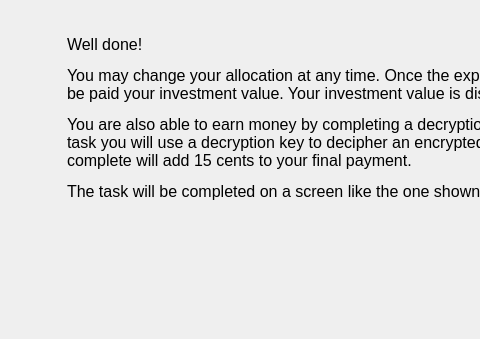
Before: the Qt Designer form MarketSimulation/instructionscreen4.ui in dwattttt/marketsim, drawn with Qt 5; both pictures show x 0 to 480 and y 104 to 443 of the 750 by 443 pixel window.
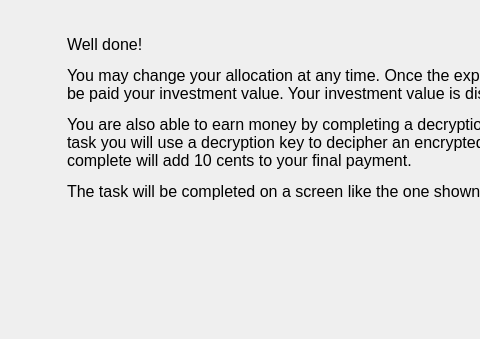
After: the same form once the commit is applied.

Commit message: Change decryption award to 0.10

The edit to the form file:
```diff
--- a/MarketSimulation/instructionscreen4.ui
+++ b/MarketSimulation/instructionscreen4.ui
@@ -68,7 +68,7 @@
 &lt;/style&gt;&lt;/head&gt;&lt;body style=&quot; font-family:'MS Shell Dlg 2'; font-size:12pt; font-weight:400; font-style:normal;&quot;&gt;
 &lt;p style=&quot; margin-top:12px; margin-bottom:12px; margin-left:0px; margin-right:0px; -qt-block-indent:0; text-indent:0px;&quot;&gt;Well done!&lt;/p&gt;
 &lt;p style=&quot; margin-top:12px; margin-bottom:12px; margin-left:0px; margin-right:0px; -qt-block-indent:0; text-indent:0px;&quot;&gt;You may change your allocation at any time. Once the experiment is complete you will be paid your investment value. Your investment value is displayed under the slider.&lt;/p&gt;
-&lt;p style=&quot; margin-top:12px; margin-bottom:12px; margin-left:0px; margin-right:0px; -qt-block-indent:0; text-indent:0px;&quot;&gt;You are also able to earn money by completing a decryption task. In the decryption task you will use a decryption key to decipher an encrypted word. Each decryption you complete will add 15 cents to your final payment.&lt;/p&gt;
+&lt;p style=&quot; margin-top:12px; margin-bottom:12px; margin-left:0px; margin-right:0px; -qt-block-indent:0; text-indent:0px;&quot;&gt;You are also able to earn money by completing a decryption task. In the decryption task you will use a decryption key to decipher an encrypted word. Each decryption you complete will add 10 cents to your final payment.&lt;/p&gt;
 &lt;p style=&quot; margin-top:12px; margin-bottom:12px; margin-left:0px; margin-right:0px; -qt-block-indent:0; text-indent:0px;&quot;&gt;The task will be completed on a screen like the one shown on the next page. &lt;/p&gt;&lt;/body&gt;&lt;/html&gt;</string>
        </property>
        <property name="wordWrap">
```
The commit also changes 1 other file.
